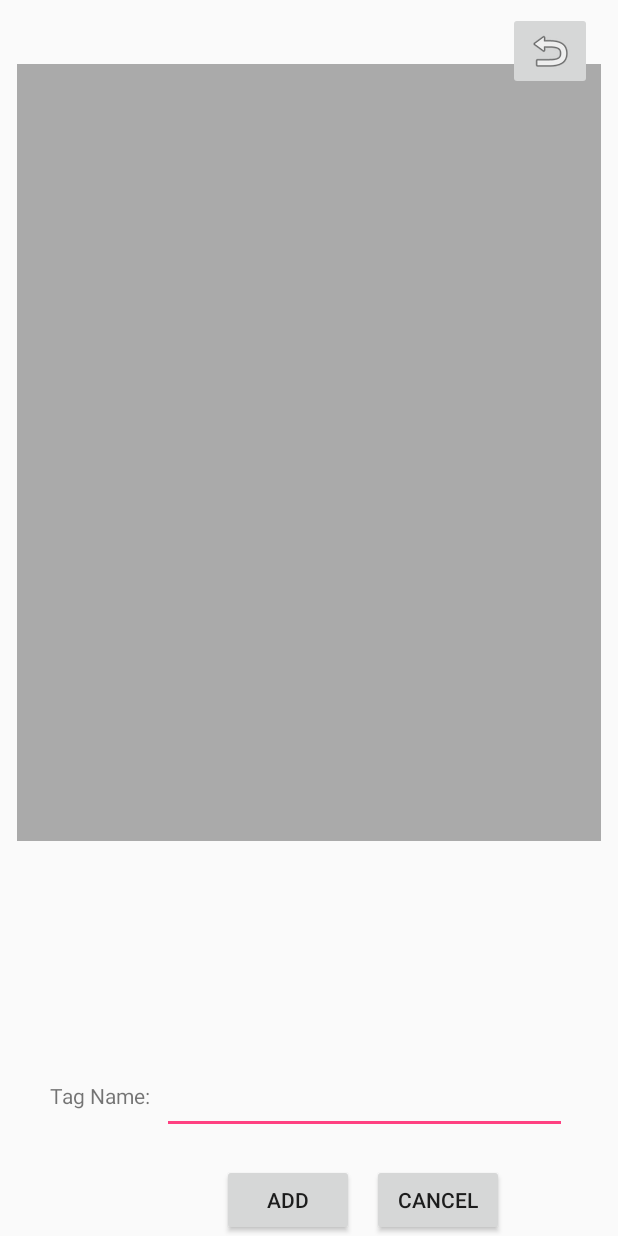
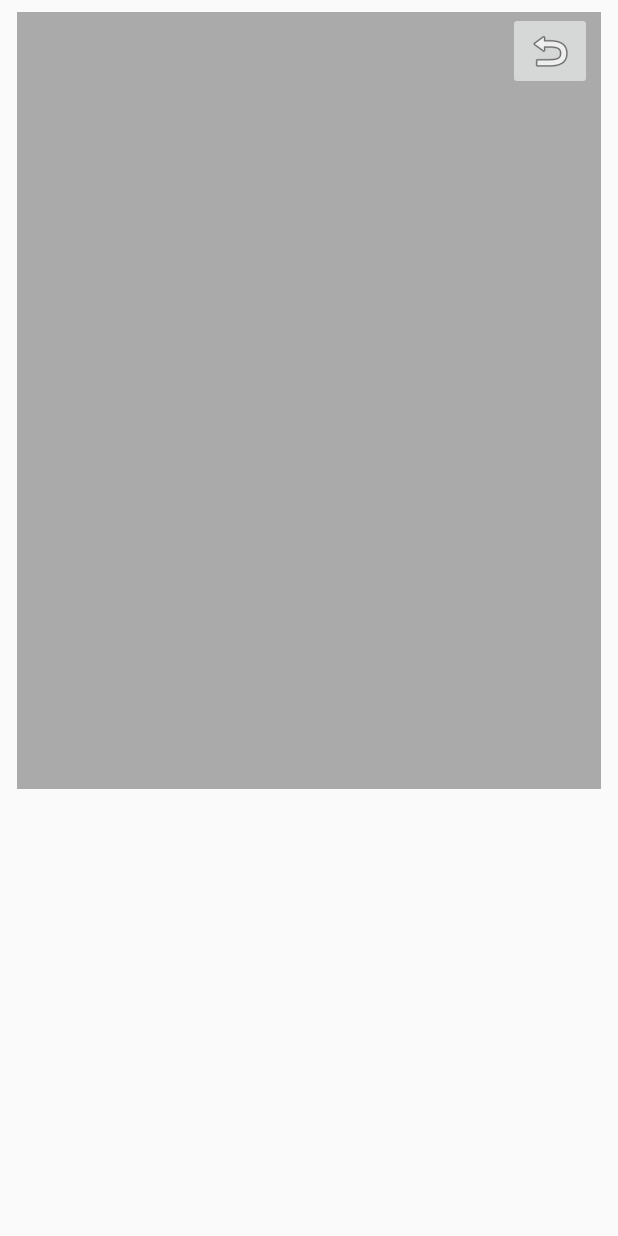
Before and after one commit to antimttr/CSE118_Mellowcreme, an Android app: the ViewActivity screen opened directly, with no data from a screen before it, on a phone screen of 412 x 824 dp. Run offline under Robolectric (Android 15) with nearby library versions, the phone set to English and light mode, and no system bars; our stand-ins replace Picasso; pictures from the network do not load.

Commit message:
Fixed add tag to use a popup alert dialog instead of the picture view layout. Fixed tag reading bug.

```diff
--- a/app/src/main/res/layout/activity_view_content.xml
+++ b/app/src/main/res/layout/activity_view_content.xml
@@ -8,61 +8,13 @@
     tools:context="cse118mellowcreme.vistext.ViewActivity">
 
 
-    <Button
-        android:id="@+id/button7"
-        android:layout_width="wrap_content"
-        android:layout_height="wrap_content"
-        android:layout_marginStart="40dp"
-        android:text="Add"
-        android:visibility="visible"
-        app:layout_constraintBottom_toBottomOf="parent"
-        app:layout_constraintStart_toStartOf="@+id/editText" />
-
-    <Button
-        android:id="@+id/button8"
-        android:layout_width="wrap_content"
-        android:layout_height="wrap_content"
-
-        android:layout_marginStart="140dp"
-        android:text="Cancel"
-        app:layout_constraintBottom_toBottomOf="parent"
-        app:layout_constraintStart_toStartOf="@+id/editText" />
-
-    <TextView
-        android:id="@+id/textView"
-        android:layout_width="wrap_content"
-        android:layout_height="wrap_content"
-        android:layout_marginBottom="84dp"
-        android:layout_marginEnd="8dp"
-        android:layout_marginStart="33dp"
-        android:text="Tag Name:"
-        android:visibility="visible"
-        app:layout_constraintBottom_toBottomOf="parent"
-        app:layout_constraintEnd_toStartOf="@+id/editText"
-        app:layout_constraintStart_toStartOf="parent" />
-
-    <EditText
-        android:id="@+id/editText"
-        android:layout_width="0dp"
-        android:layout_height="wrap_content"
-        android:layout_marginBottom="20dp"
-        android:layout_marginEnd="34dp"
-        android:ems="10"
-        android:inputType="textPersonName"
-        android:visibility="visible"
-        app:layout_constraintBottom_toTopOf="@+id/button7"
-        app:layout_constraintEnd_toEndOf="parent"
-        app:layout_constraintStart_toEndOf="@+id/textView" />
-
     <ImageView
         android:id="@+id/imageView"
         android:layout_width="0dp"
         android:layout_height="518dp"
-        android:layout_marginBottom="126dp"
         android:layout_marginEnd="11dp"
         android:layout_marginStart="11dp"
         android:layout_marginTop="8dp"
-        app:layout_constraintBottom_toTopOf="@+id/textView"
         app:layout_constraintEnd_toEndOf="parent"
         app:layout_constraintStart_toStartOf="parent"
         app:layout_constraintTop_toTopOf="parent"
```
Also changed, not shown: app/src/main/java/cse118mellowcreme/vistext/ViewActivity.java (+81 -82 lines), app/src/main/java/cse118mellowcreme/vistext/VisTextContexts.java (+9 -2 lines).
